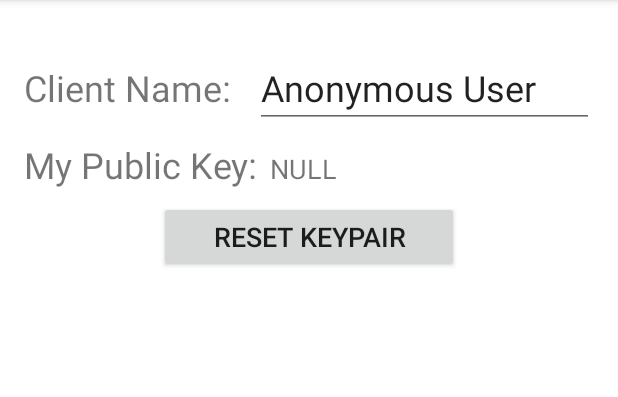
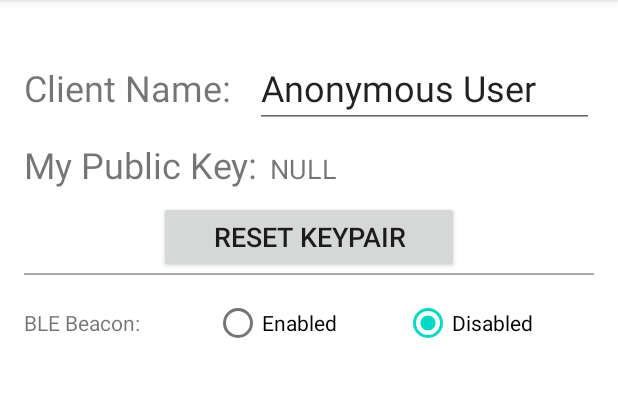
Before and after one commit to synergylabs/TEO-release, an Android app: the ConfigActivity screen opened directly, with no data from a screen before it, on a phone screen of 412 x 824 dp, the part 84-481 px from its top. Run offline under Robolectric (Android 15) with nearby library versions, the phone set to English and light mode, and no system bars; 3 statements that could not run were skipped.

Commit message:
Re-enable BLE beaconing in Android app

```diff
--- a/android/app/src/main/AndroidManifest.xml
+++ b/android/app/src/main/AndroidManifest.xml
@@ -15,6 +15,7 @@
     <uses-permission android:name="android.permission.SYSTEM_ALERT_WINDOW" />
     <uses-permission android:name="android.permission.BLUETOOTH" />
     <uses-permission android:name="android.permission.BLUETOOTH_ADMIN" />
+    <uses-permission android:name="android.permission.ACCESS_COARSE_LOCATION" />
     <uses-permission android:name="android.permission.ACCESS_FINE_LOCATION" />
     <uses-permission android:name="android.permission.ACCESS_BACKGROUND_LOCATION" />
 
--- a/android/app/src/main/cpp/CMakeLists.txt
+++ b/android/app/src/main/cpp/CMakeLists.txt
@@ -82,7 +82,7 @@ FetchContent_MakeAvailable(Sodium)
 ######################################
 FetchContent_Declare(TEO
         GIT_REPOSITORY https://github.com/synergylabs/libteo.git
-        GIT_TAG        88f16144002706a375c118a5dd1732c918347a92
+        GIT_TAG        cae333bf410bb8c510b608380182de5d04e622ff
         )
 set(TEO_EXTENDED_TESTS      OFF)
 set(TEO_STANDALONE_APP      OFF)
--- a/android/app/src/main/java/me/zhanghan177/teo_mobile/GlobalConfig.java
+++ b/android/app/src/main/java/me/zhanghan177/teo_mobile/GlobalConfig.java
@@ -39,7 +39,6 @@ public class GlobalConfig {
     public static final int ADMIN_PORT = 9002;
     public static final int USER_PORT = 9010;
 
-    public static boolean ENABLE_BEACON_SCAN = false;
     public static boolean EVAL_MODE_SKIP_NOTIFICATION = false;
 
     public static final String SHARED_PREF_NAME = "TEOSharedPref";
--- a/android/app/src/main/java/me/zhanghan177/teo_mobile/activities/ConfigActivity.java
+++ b/android/app/src/main/java/me/zhanghan177/teo_mobile/activities/ConfigActivity.java
@@ -13,6 +13,8 @@ import android.text.Editable;
 import android.text.TextWatcher;
 import android.view.View;
 import android.widget.EditText;
+import android.widget.RadioButton;
+import android.widget.RadioGroup;
 import android.widget.TextView;
 
 import java.util.concurrent.ExecutorService;
@@ -79,6 +81,27 @@ public class ConfigActivity extends AppCompatActivity {
         });
 
         updateClientPubkeyDisplay();
+        updateBLEBeaconDisplay();
+
+        RadioGroup radioGroupBLEBeacon = findViewById(R.id.radioGroupBLEBeacon);
+        radioGroupBLEBeacon.setOnCheckedChangeListener(new RadioGroup.OnCheckedChangeListener() {
+            @Override
+            public void onCheckedChanged(RadioGroup radioGroup, int checkedId) {
+                boolean newValue = (checkedId == R.id.radioBeaconEnabled);
+
+                executor.execute(() -> {
+                    while (!TEOConnection.ismBound()) {
+                        try {
+                            sleep(100);
+                        } catch (InterruptedException e) {
+                            e.printStackTrace();
+                        }
+                    }
+
+                    TEOConnection.getTEOBinder().setBLEBeaconEnabled(newValue);
+                });
+            }
+        });
     }
 
     private void updateClientPubkeyDisplay() {
@@ -99,6 +122,25 @@ public class ConfigActivity extends AppCompatActivity {
         });
     }
 
+    private void updateBLEBeaconDisplay() {
+        executor.execute(() -> {
+            while (!TEOConnection.ismBound()) {
+                try {
+                    sleep(100);
+                } catch (InterruptedException e) {
+                    e.printStackTrace();
+                }
+            }
+
+            runOnUiThread(() -> {
+                boolean enabled = TEOConnection.getTEOBinder().getBLEBeaconEnabled();
+                int checkedButton = enabled ? R.id.radioBeaconEnabled : R.id.radioBeaconDisabled;
+                RadioButton button = findViewById(checkedButton);
+                button.setChecked(true);
+            });
+        });
+    }
+
     public void btnResetKeypairOnClick(View view) {
         if (TEOConnection.ismBound()) {
             TEOConnection.getTEOBinder().flushKeyPair();
--- a/android/app/src/main/java/me/zhanghan177/teo_mobile/activities/MainActivity2.java
+++ b/android/app/src/main/java/me/zhanghan177/teo_mobile/activities/MainActivity2.java
@@ -64,10 +64,10 @@ public class MainActivity2 extends AppCompatActivity {
         String[] ipParts = ip.split("[.]");
         userGreeting.setText("User " + ipParts[ipParts.length - 1]);
 
-        if (GlobalConfig.ENABLE_BEACON_SCAN) {
+//        if (GlobalConfig.ENABLE_BEACON_SCAN) {
             Intent startTOTBeaconScan = new Intent(this, TEOBeaconScanService.class);
             startService(startTOTBeaconScan);
-        }
+//        }
 
     }
 
--- a/android/app/src/main/res/layout/activity_config.xml
+++ b/android/app/src/main/res/layout/activity_config.xml
@@ -84,6 +84,47 @@
                 android:text="@string/reset_keypair_text"
                 android:textSize="@dimen/font_size_small"
                 />
+
+            <View
+                android:layout_width="match_parent"
+                android:layout_height="1dp"
+                android:background="@android:color/darker_gray" />
+
+            <Space
+                android:layout_width="wrap_content"
+                android:layout_height="@dimen/linear_layout_spacing" />
+
+            <RadioGroup
+                android:id="@+id/radioGroupBLEBeacon"
+                android:layout_width="match_parent"
+                android:layout_height="wrap_content"
+                android:orientation="horizontal"
+
+                >
+
+                <TextView
+                    android:id="@+id/textViewBeaconConfig"
+                    android:layout_width="match_parent"
+                    android:layout_height="wrap_content"
+                    android:layout_weight="1"
+                    android:text="@string/ble_beacon_prompt" />
+
+                <RadioButton
+                    android:id="@+id/radioBeaconEnabled"
+                    android:layout_width="match_parent"
+                    android:layout_height="wrap_content"
+                    android:layout_weight="1"
+                    android:text="@string/enabled" />
+
+                <RadioButton
+                    android:id="@+id/radioBeaconDisabled"
+                    android:layout_width="match_parent"
+                    android:layout_height="wrap_content"
+                    android:layout_weight="1"
+                    android:text="@string/disabled" />
+            </RadioGroup>
+
+
         </LinearLayout>
     </ScrollView>
 
--- a/android/app/src/main/res/values/strings.xml
+++ b/android/app/src/main/res/values/strings.xml
@@ -41,4 +41,7 @@
     <string name="user_owned_device_info_prompt">Device that I own:</string>
     <string name="qr_scan_text">QR Scan</string>
     <string name="user_owned_data_info_prompt">My latest data block:</string>
+    <string name="ble_beacon_prompt">BLE Beacon:</string>
+    <string name="enabled">Enabled</string>
+    <string name="disabled">Disabled</string>
 </resources>
```
Also changed, not shown: android/app/src/main/java/me/zhanghan177/teo_mobile/TEOBeaconScanService.java (+31 -7 lines), android/app/src/main/java/me/zhanghan177/teo_mobile/TEOBinderClass.java (+9 -1 lines), android/app/src/main/java/me/zhanghan177/teo_mobile/TEOKeyStoreService.java (+42 -17 lines), android/app/src/main/java/me/zhanghan177/teo_mobile/activities/MainActivity.java (+13 -0 lines), 1 other file.
